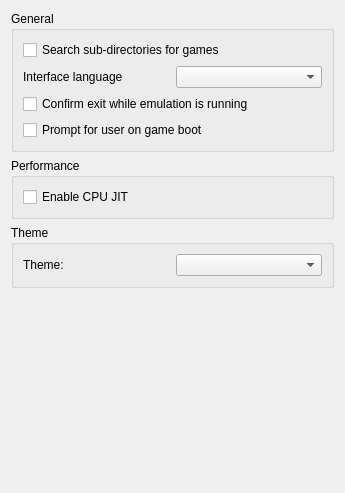
This is src/yuzu/configuration/configure_general.ui in yuzu-emu-mirror/yuzu as Qt 5 draws it before an edit. The edited form follows.
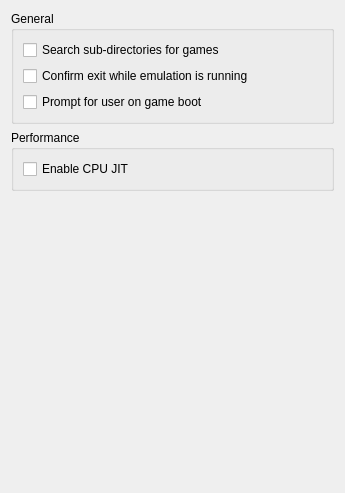
This is the edited form.

Commit message:
yuzu/configuration: fix language configuration issues and create UI tab
Cleans up the user interface by grouping relevant UI settings together.

Also see https://github.com/citra-emu/citra/pull/4398 for why we needed to fix issues with the translation feature.

```diff
--- a/src/yuzu/configuration/configure_general.ui
+++ b/src/yuzu/configuration/configure_general.ui
@@ -31,20 +31,6 @@
             </property>
            </widget>
           </item>
-          <item>
-           <layout class="QHBoxLayout" name="horizontalLayout_2">
-            <item>
-             <widget class="QLabel" name="language_label">
-              <property name="text">
-               <string>Interface language</string>
-              </property>
-             </widget>
-            </item>
-            <item>
-             <widget class="QComboBox" name="language_combobox"/>
-            </item>
-           </layout>
-          </item>
           <item>
            <widget class="QCheckBox" name="toggle_check_exit">
             <property name="text">
@@ -84,33 +70,6 @@
        </layout>
       </widget>
      </item>
-     <item>
-      <widget class="QGroupBox" name="theme_group_box">
-       <property name="title">
-        <string>Theme</string>
-       </property>
-       <layout class="QHBoxLayout" name="theme_qhbox_layout">
-        <item>
-         <layout class="QVBoxLayout" name="theme_qvbox_layout">
-          <item>
-           <layout class="QHBoxLayout" name="theme_qhbox_layout_2">
-            <item>
-             <widget class="QLabel" name="theme_label">
-              <property name="text">
-               <string>Theme:</string>
-              </property>
-             </widget>
-            </item>
-            <item>
-             <widget class="QComboBox" name="theme_combobox"/>
-            </item>
-           </layout>
-          </item>
-         </layout>
-        </item>
-       </layout>
-      </widget>
-     </item>
      <item>
       <spacer name="verticalSpacer">
        <property name="orientation">
```
The commit also changes 14 other files.
